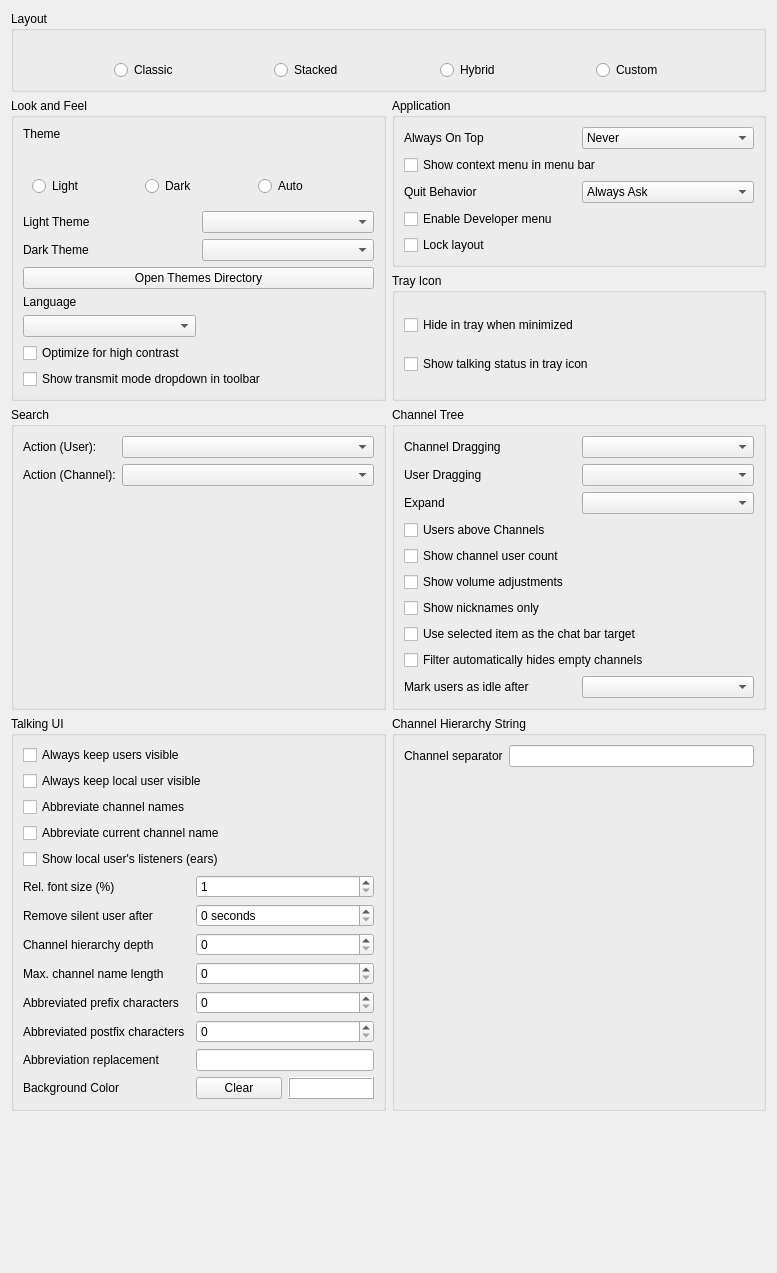
dankmaster/mumble, file src/mumble/LookConfig.ui: the form before one commit.
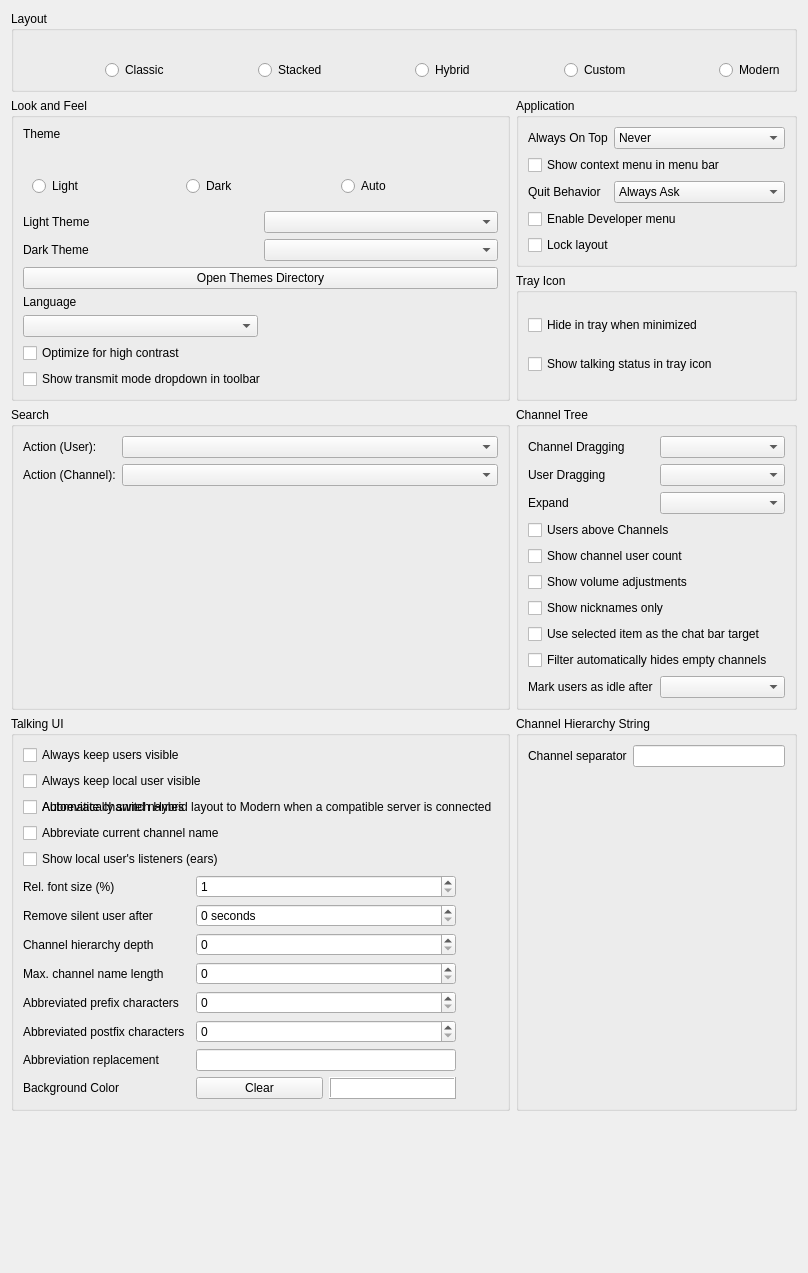
The form after the commit. Icons and pictures are not drawn. Custom widgets are drawn as their Qt base class.

Commit message: Add modern WebEngine shell and shared Windows lane

```diff
--- a/src/mumble/LookConfig.ui
+++ b/src/mumble/LookConfig.ui
@@ -287,6 +287,19 @@
         </property>
        </widget>
       </item>
+      <item row="1" column="9">
+       <widget class="QRadioButton" name="qrbLModern">
+        <property name="sizePolicy">
+         <sizepolicy hsizetype="Preferred" vsizetype="Fixed">
+          <horstretch>0</horstretch>
+          <verstretch>0</verstretch>
+         </sizepolicy>
+        </property>
+        <property name="text">
+         <string>Modern</string>
+        </property>
+       </widget>
+      </item>
       <item row="0" column="7">
        <widget class="QLabel" name="qlLCustom">
         <property name="text">
@@ -813,6 +826,13 @@
         </property>
        </widget>
       </item>
+      <item row="2" column="0" colspan="10">
+       <widget class="QCheckBox" name="qcbAutoSwitchModernOnCompatibleServers">
+        <property name="text">
+         <string>Automatically switch Hybrid layout to Modern when a compatible server is connected</string>
+        </property>
+       </widget>
+      </item>
      </layout>
     </widget>
    </item>
```
Left out of the diff: 2 changed lines with no effect on the pictures. The commit also changes 47 other files.
